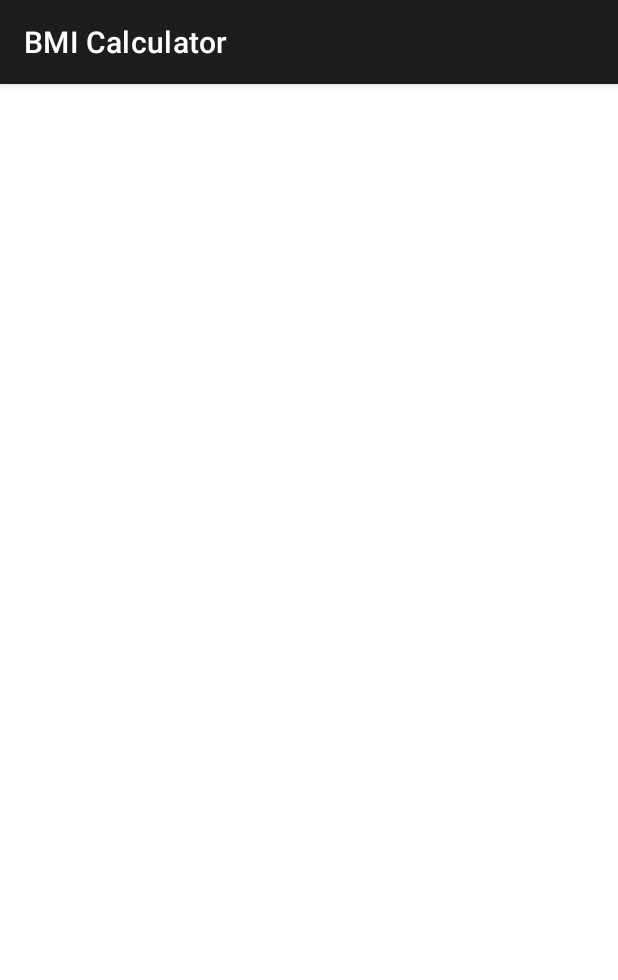
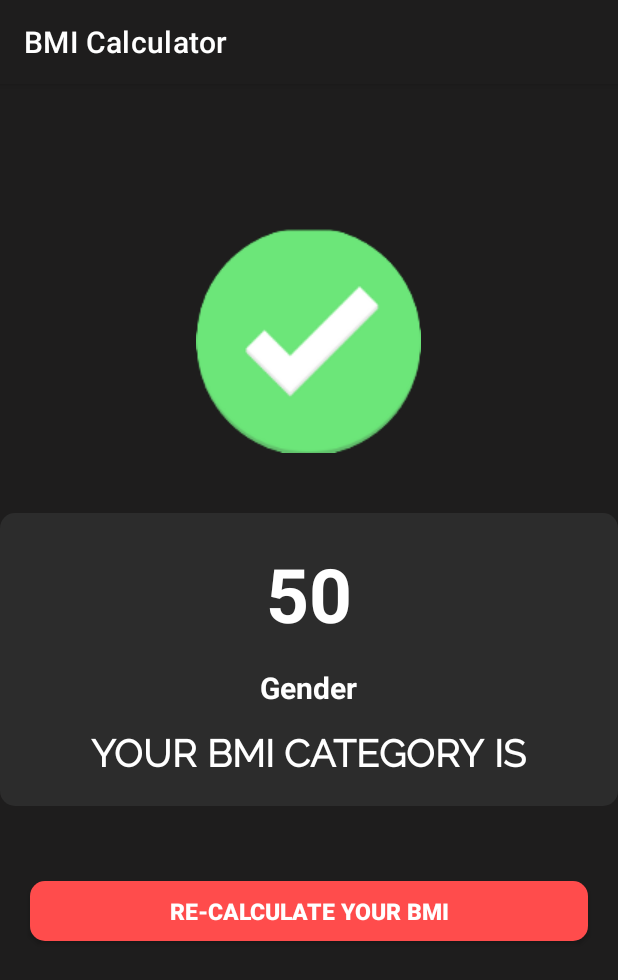
Before and after one commit to Sabbir2809/bmi-calculator-app, an Android app: the BmiActivity screen opened directly, with no data from a screen before it, on a phone screen of 412 x 824 dp. Shown: the top 980 px of the screen. Run offline under Robolectric (Android 15) with nearby library versions, the phone set to English and light mode, and no system bars.

Commit message:
BMI Desgin UI Done

```diff
--- a/src/main/java/com/example/bmicalculator/BmiActivity.java
+++ b/src/main/java/com/example/bmicalculator/BmiActivity.java
@@ -6,6 +6,7 @@ import android.os.Bundle;
 
 public class BmiActivity extends AppCompatActivity {
 
+
     @Override
     protected void onCreate(Bundle savedInstanceState) {
         super.onCreate(savedInstanceState);
--- a/src/main/res/layout/activity_bmi.xml
+++ b/src/main/res/layout/activity_bmi.xml
@@ -4,8 +4,89 @@
     xmlns:tools="http://schemas.android.com/tools"
     android:layout_width="match_parent"
     android:layout_height="match_parent"
+    android:background="#1e1d1d"
     tools:context=".BmiActivity">
 
+    <ImageView
+        android:id="@+id/imageview"
+        android:layout_width="wrap_content"
+        android:layout_height="wrap_content"
+        android:layout_above="@id/contentlayout"
+        android:layout_centerHorizontal="true"
+        android:layout_marginBottom="30dp"
+        android:padding="10dp"
+        android:src="@drawable/ok">
+
+    </ImageView>
+
+    <RelativeLayout
+        android:id="@+id/contentlayout"
+        android:layout_width="match_parent"
+        android:layout_height="wrap_content"
+        android:layout_centerInParent="true"
+        android:background="@drawable/cardbackground"
+        android:padding="20dp">
+
+
+        <TextView
+            android:id="@+id/bmidisplay"
+            android:layout_width="wrap_content"
+            android:layout_height="wrap_content"
+            android:layout_centerHorizontal="true"
+            android:text="50"
+            android:textColor="@color/white"
+            android:textSize="50sp"
+            android:textStyle="bold">
+
+        </TextView>
+
+        <TextView
+            android:id="@+id/genderdisplay"
+            android:layout_width="wrap_content"
+            android:layout_height="wrap_content"
+            android:layout_below="@id/bmidisplay"
+            android:layout_centerHorizontal="true"
+            android:layout_marginTop="15dp"
+            android:text="Gender"
+            android:textColor="@color/white"
+            android:textSize="20sp"
+            android:textStyle="bold">
+
+        </TextView>
+
+        <TextView
+            android:layout_width="wrap_content"
+            android:layout_height="wrap_content"
+            android:layout_below="@+id/genderdisplay"
+            android:layout_centerHorizontal="true"
+            android:layout_marginTop="15dp"
+            android:fontFamily="@font/raleway"
+            android:text="YOUR BMI CATEGORY IS"
+            android:textColor="@color/white"
+            android:textSize="25sp"
+            android:textStyle="bold">
+
+        </TextView>
+
+
+    </RelativeLayout>
+
+    <android.widget.Button
+        android:id="@+id/recalculateBmi"
+        android:layout_width="match_parent"
+        android:layout_height="40dp"
+        android:layout_below="@+id/contentlayout"
+        android:layout_marginLeft="20dp"
+        android:layout_marginTop="50dp"
+        android:layout_marginRight="20dp"
+        android:layout_marginBottom="15dp"
+        android:background="@drawable/buttonbackground"
+        android:text="Re-Calculate Your BMI"
+        android:textColor="@color/white"
+        android:textSize="15sp"
+        android:textStyle="bold">
+
+    </android.widget.Button>
 
 
 </RelativeLayout>
```
